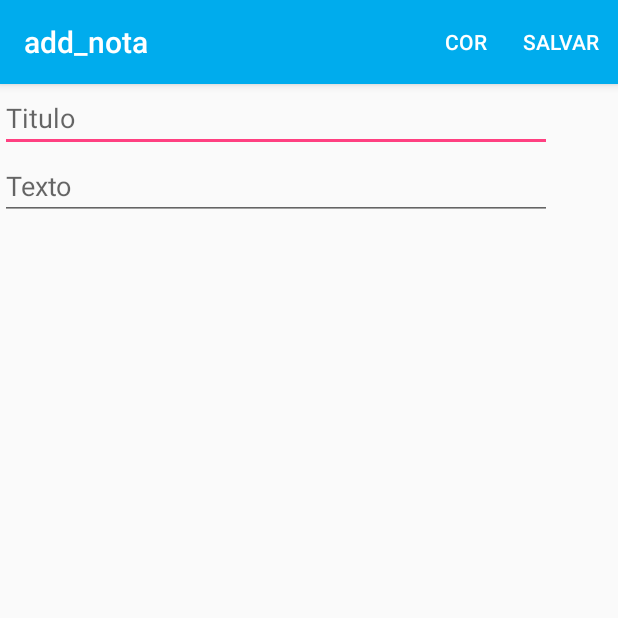
After one commit to PabloAbreu95/Efficient, an Android app: the add_nota screen opened directly, with no data from a screen before it, on a phone screen of 412 x 824 dp, the top half of it. The commit adds this screen. Run offline under Robolectric (Android 15) with nearby library versions, the phone set to English and light mode, and no system bars; libraries missing offline, so code that uses them is left out: com.flask.colorpicker.

Commit message:
Adicionado sistema de notas

```diff
--- a/app/build.gradle
+++ b/app/build.gradle
@@ -28,5 +28,6 @@ dependencies {
     compile 'com.android.support:design:26.+'
     compile 'com.android.support.constraint:constraint-layout:1.0.2'
     compile 'com.android.support:support-v4:26.+'
+    compile 'com.github.QuadFlask:colorpicker:0.0.12'
     testCompile 'junit:junit:4.12'
 }
--- /dev/null
+++ b/app/src/main/java/com/example/pablo/efficient/NotaPackage/add_nota.java
@@ -0,0 +1,113 @@
+package com.example.pablo.efficient.NotaPackage;
+
+import android.content.DialogInterface;
+import android.os.Bundle;
+import android.support.design.widget.FloatingActionButton;
+import android.support.design.widget.Snackbar;
+import android.support.v7.app.AppCompatActivity;
+import android.support.v7.widget.Toolbar;
+import android.text.Layout;
+import android.view.Menu;
+import android.view.MenuItem;
+import android.view.View;
+import android.widget.EditText;
+import android.widget.LinearLayout;
+import android.widget.Toast;
+
+import com.example.pablo.efficient.R;
+import com.flask.colorpicker.ColorPickerView;
+import com.flask.colorpicker.OnColorSelectedListener;
+import com.flask.colorpicker.builder.ColorPickerClickListener;
+import com.flask.colorpicker.builder.ColorPickerDialogBuilder;
+
+import java.text.SimpleDateFormat;
+import java.util.Calendar;
+import java.util.Date;
+import java.util.GregorianCalendar;
+
+public class add_nota extends AppCompatActivity {
+    private notasBD bd;
+    private String cor;
+    @Override
+    protected void onCreate(Bundle savedInstanceState) {
+        super.onCreate(savedInstanceState);
+        setContentView(R.layout.activity_add_nota);
+        Toolbar toolbar = (Toolbar) findViewById(R.id.toolbar);
+        setSupportActionBar(toolbar);
+        bd = new notasBD(this);
+        cor = "ffffffff";
+
+
+    }
+
+    @Override
+    public boolean onCreateOptionsMenu(Menu menu) {
+        // Inflate the menu; this adds items to the action bar if it is present.
+        getMenuInflater().inflate(R.menu.menu_add_nota, menu);
+        return true;
+    }
+
+    @Override
+    public boolean onOptionsItemSelected(MenuItem item) {
+        // Handle action bar item clicks here. The action bar will
+        // automatically handle clicks on the Home/Up button, so long
+        // as you specify a parent activity in AndroidManifest.xml.
+        int id = item.getItemId();
+
+        //noinspection SimplifiableIfStatement
+        if (id == R.id.cor) {
+            final LinearLayout layout = (LinearLayout)findViewById(R.id.nota_layout);
+            ColorPickerDialogBuilder
+                    .with(this)
+                    .setTitle("Escolha a cor")
+                    .wheelType(ColorPickerView.WHEEL_TYPE.FLOWER)
+                    .density(12)
+                    .alphaSliderOnly()
+                    .setOnColorSelectedListener(new OnColorSelectedListener() {
+                        @Override
+                        public void onColorSelected(int i) {
+
+                        }
+                    })
+                    .setPositiveButton("ok", new ColorPickerClickListener() {
+                        @Override
+                        public void onClick(DialogInterface dialogInterface, int i, Integer[] integers) {
+                            layout.setBackgroundColor(i);
+                            Toast.makeText(getBaseContext(), Integer.toHexString(i) ,Toast.LENGTH_SHORT).show();
+                            cor = Integer.toHexString(i);
+                        }
+                    })
+                    .setNegativeButton("cancel", new DialogInterface.OnClickListener() {
+                        @Override
+                        public void onClick(DialogInterface dialogInterface, int i) {
+
+                        }
+                    })
+                    .build()
+                    .show();
+
+
+        }
+
+        if (id == R.id.salvar_nota)
+        {
+            EditText titulo = (EditText)findViewById(R.id.editTextnotatitulo);
+            EditText texto = (EditText)findViewById(R.id.editTextnotatexto);
+            SimpleDateFormat sdf = new SimpleDateFormat("dd/MM/yyyy");
+            String currentDateandTime = sdf.format(new Date());
+
+            Nota nota = new Nota();
+            nota.setTitulo(titulo.getText().toString());
+            nota.setTexto(texto.getText().toString());
+            nota.setCor(cor);
+            nota.setData(currentDateandTime);
+
+            bd.addNota(nota);
+            Toast.makeText(getBaseContext(),"Nota adicionada",Toast.LENGTH_SHORT).show();
+            finish();
+        }
+
+        return super.onOptionsItemSelected(item);
+    }
+
+}
--- /dev/null
+++ b/app/src/main/res/layout/activity_add_nota.xml
@@ -0,0 +1,26 @@
+<?xml version="1.0" encoding="utf-8"?>
+<android.support.design.widget.CoordinatorLayout xmlns:android="http://schemas.android.com/apk/res/android"
+    xmlns:app="http://schemas.android.com/apk/res-auto"
+    xmlns:tools="http://schemas.android.com/tools"
+    android:layout_width="match_parent"
+    android:layout_height="match_parent"
+    tools:context="com.example.pablo.efficient.NotaPackage.add_nota">
+
+    <android.support.design.widget.AppBarLayout
+        android:layout_width="match_parent"
+        android:layout_height="wrap_content"
+        android:theme="@style/AppTheme.AppBarOverlay">
+
+        <android.support.v7.widget.Toolbar
+            android:id="@+id/toolbar"
+            android:layout_width="match_parent"
+            android:layout_height="?attr/actionBarSize"
+            android:background="?attr/colorPrimary"
+            app:popupTheme="@style/AppTheme.PopupOverlay" />
+
+    </android.support.design.widget.AppBarLayout>
+
+    <include layout="@layout/content_add_nota" />
+
+
+</android.support.design.widget.CoordinatorLayout>
--- /dev/null
+++ b/app/src/main/res/layout/content_add_nota.xml
@@ -0,0 +1,38 @@
+<?xml version="1.0" encoding="utf-8"?>
+<android.support.constraint.ConstraintLayout xmlns:android="http://schemas.android.com/apk/res/android"
+    xmlns:app="http://schemas.android.com/apk/res-auto"
+    xmlns:tools="http://schemas.android.com/tools"
+    android:layout_width="match_parent"
+    android:layout_height="match_parent"
+    app:layout_behavior="@string/appbar_scrolling_view_behavior"
+    tools:context="com.example.pablo.efficient.NotaPackage.add_nota"
+    tools:showIn="@layout/activity_add_nota">
+
+
+    <LinearLayout
+        android:layout_width="368dp"
+        android:layout_height="695dp"
+        android:orientation="vertical"
+        tools:layout_editor_absoluteY="8dp"
+        tools:layout_editor_absoluteX="8dp"
+        android:id="@+id/nota_layout">
+
+
+        <EditText
+            android:id="@+id/editTextnotatitulo"
+            android:layout_width="match_parent"
+            android:layout_height="wrap_content"
+            android:ems="10"
+            android:inputType="textPersonName"
+            android:hint="@string/titulo"
+            />
+
+        <EditText
+            android:id="@+id/editTextnotatexto"
+            android:layout_width="match_parent"
+            android:layout_height="wrap_content"
+            android:ems="10"
+            android:hint="@string/texto"
+            android:inputType="textMultiLine" />
+    </LinearLayout>
+</android.support.constraint.ConstraintLayout>
--- /dev/null
+++ b/app/src/main/res/menu/menu_add_nota.xml
@@ -0,0 +1,14 @@
+<?xml version="1.0" encoding="utf-8"?>
+<menu xmlns:app="http://schemas.android.com/apk/res-auto"
+    xmlns:android="http://schemas.android.com/apk/res/android">
+
+
+    <item android:title="Cor"
+        android:id="@+id/cor"
+        app:showAsAction="always"/>
+    <item android:title="@string/Salvar"
+        android:id="@+id/salvar_nota"
+        app:showAsAction="always"/>
+
+
+</menu>
--- a/app/src/main/res/values/strings.xml
+++ b/app/src/main/res/values/strings.xml
@@ -59,6 +59,8 @@
     <!-- TODO: Remove or change this placeholder text -->
     <string name="hello_blank_fragment">Hello blank fragment</string>
     <string name="title_activity_add__lembrete">add_Lembrete</string>
+    <string name="title_activity_notas">notasActivity</string>
+    <string name="title_activity_add_nota">add_nota</string>
 
 
 </resources>
--- a/build.gradle
+++ b/build.gradle
@@ -15,6 +15,7 @@ buildscript {
 allprojects {
     repositories {
         jcenter()
+        maven{url "https://jitpack.io"}
     }
 }
 
```
Also changed, not shown: app/src/main/AndroidManifest.xml (+8 -0 lines), app/src/main/java/com/example/pablo/efficient/MainActivity.java (+6 -6 lines), app/src/main/java/com/example/pablo/efficient/NotaPackage/Nota.java (+10 -0 lines), app/src/main/java/com/example/pablo/efficient/NotaPackage/notaAdapter.java (added, +46 -0 lines), app/src/main/java/com/example/pablo/efficient/NotaPackage/notasActivity.java (added, +48 -0 lines), app/src/main/java/com/example/pablo/efficient/NotaPackage/notasBD.java (+7 -2 lines), app/src/main/res/layout/activity_notas.xml (added, +33 -0 lines), app/src/main/res/layout/content_notas.xml (added, +18 -0 lines), app/src/main/res/layout/linha_nota.xml (added, +29 -0 lines).
